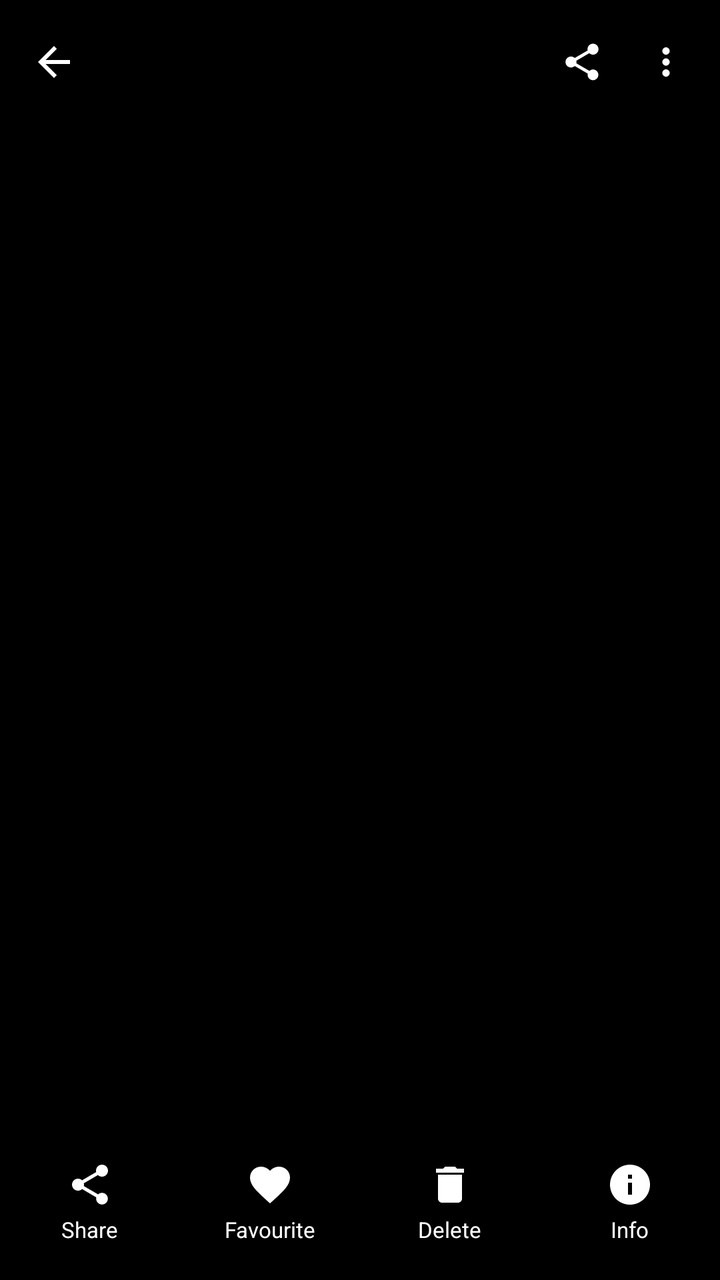
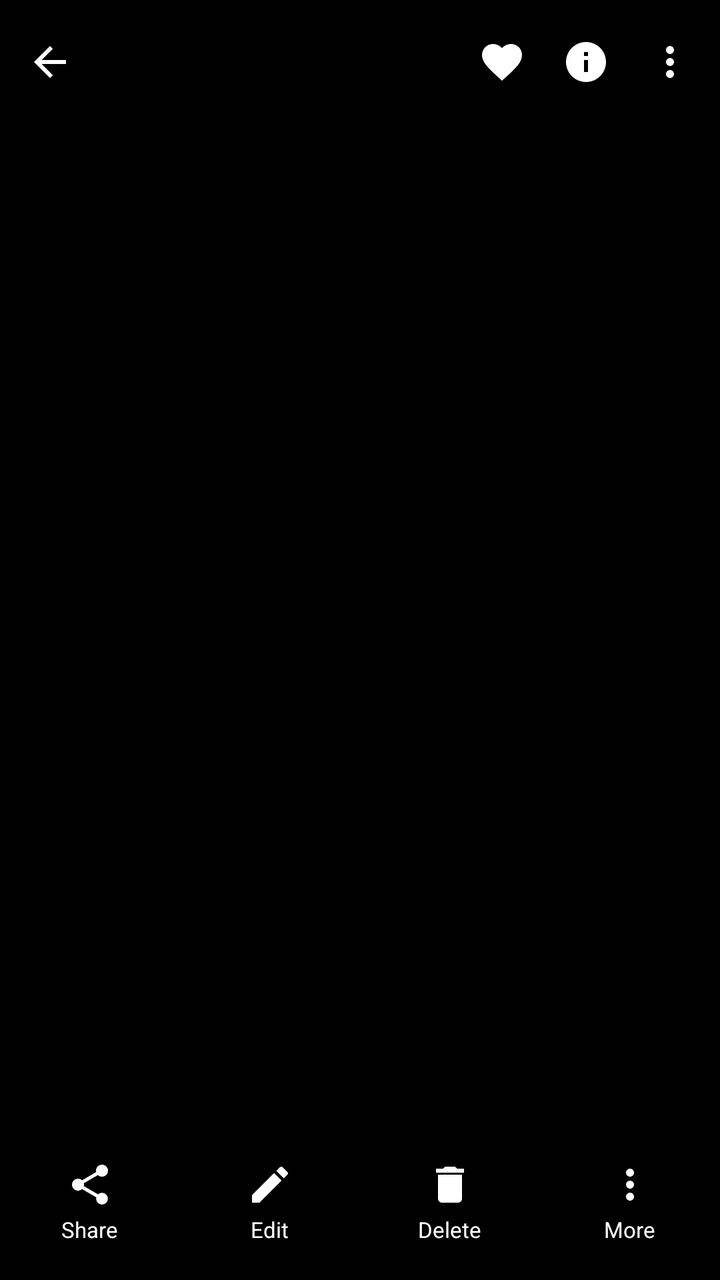

Two renders of the same Android screen: before a commit and after it. Below are the layout's source before the change and the commit's diff.
<!-- AndroidManifest.xml: activity theme Theme.Gallery.Viewer -->
<!-- res/layout/activity_viewer.xml -->
<?xml version="1.0" encoding="utf-8"?>
<FrameLayout xmlns:android="http://schemas.android.com/apk/res/android"
    xmlns:app="http://schemas.android.com/apk/res-auto"
    android:layout_width="match_parent"
    android:layout_height="match_parent"
    android:background="#000000">

    <androidx.viewpager2.widget.ViewPager2
        android:id="@+id/pager"
        android:layout_width="match_parent"
        android:layout_height="match_parent" />

    <LinearLayout
        android:id="@+id/viewerTop"
        android:layout_width="match_parent"
        android:layout_height="wrap_content"
        android:layout_gravity="top"
        android:background="#80000000"
        android:gravity="center_vertical"
        android:orientation="horizontal"
        android:paddingStart="6dp"
        android:paddingTop="10dp"
        android:paddingEnd="6dp"
        android:paddingBottom="10dp">

        <ImageView
            android:id="@+id/btnBack"
            android:layout_width="42dp"
            android:layout_height="42dp"
            android:background="?attr/selectableItemBackgroundBorderless"
            android:contentDescription="Back"
            android:padding="9dp"
            android:src="@drawable/ic_back"
            app:tint="#FFFFFF" />

        <LinearLayout
            android:layout_width="0dp"
            android:layout_height="wrap_content"
            android:layout_weight="1"
            android:orientation="vertical"
            android:paddingStart="4dp">

            <TextView
                android:id="@+id/vTitle"
                android:layout_width="match_parent"
                android:layout_height="wrap_content"
                android:ellipsize="middle"
                android:maxLines="1"
                android:textColor="#FFFFFF"
                android:textSize="15sp"
                android:textStyle="bold" />

            <TextView
                android:id="@+id/vDate"
                android:layout_width="match_parent"
                android:layout_height="wrap_content"
                android:alpha="0.75"
                android:ellipsize="end"
                android:maxLines="1"
                android:textColor="#FFFFFF"
                android:textSize="12sp" />
        </LinearLayout>

        <ImageView
            android:id="@+id/btnShareTop"
            android:layout_width="42dp"
            android:layout_height="42dp"
            android:background="?attr/selectableItemBackgroundBorderless"
            android:contentDescription="Share"
            android:padding="10dp"
            android:src="@drawable/ic_share"
            app:tint="#FFFFFF" />

        <ImageView
            android:id="@+id/btnMore"
            android:layout_width="42dp"
            android:layout_height="42dp"
            android:background="?attr/selectableItemBackgroundBorderless"
            android:contentDescription="More"
            android:padding="10dp"
            android:src="@drawable/ic_more"
            app:tint="#FFFFFF" />
    </LinearLayout>

    <LinearLayout
        android:id="@+id/viewerBottom"
        android:layout_width="match_parent"
        android:layout_height="wrap_content"
        android:layout_gravity="bottom"
        android:background="#80000000"
        android:orientation="vertical">

        <androidx.recyclerview.widget.RecyclerView
            android:id="@+id/strip"
            android:layout_width="match_parent"
            android:layout_height="wrap_content"
            android:clipToPadding="false"
            android:paddingStart="12dp"
            android:paddingTop="8dp"
            android:paddingEnd="12dp"
            android:paddingBottom="6dp" />

        <LinearLayout
            android:layout_width="match_parent"
            android:layout_height="wrap_content"
            android:orientation="horizontal"
            android:paddingTop="4dp"
            android:paddingBottom="12dp">

            <LinearLayout
                android:id="@+id/actShare"
                android:layout_width="0dp"
                android:layout_height="wrap_content"
                android:layout_weight="1"
                android:background="?attr/selectableItemBackgroundBorderless"
                android:gravity="center"
                android:orientation="vertical"
                android:padding="6dp">

                <ImageView
                    android:layout_width="24dp"
                    android:layout_height="24dp"
                    android:src="@drawable/ic_share"
                    app:tint="#FFFFFF" />

                <TextView
                    android:layout_width="wrap_content"
                    android:layout_height="wrap_content"
                    android:layout_marginTop="3dp"
                    android:text="@string/share"
                    android:textColor="#FFFFFF"
                    android:textSize="11sp" />
            </LinearLayout>

            <LinearLayout
                android:id="@+id/actFav"
                android:layout_width="0dp"
                android:layout_height="wrap_content"
                android:layout_weight="1"
                android:background="?attr/selectableItemBackgroundBorderless"
                android:gravity="center"
                android:orientation="vertical"
                android:padding="6dp">

                <ImageView
                    android:id="@+id/actFavIcon"
                    android:layout_width="24dp"
                    android:layout_height="24dp"
                    android:src="@drawable/ic_heart"
                    app:tint="#FFFFFF" />

                <TextView
                    android:layout_width="wrap_content"
                    android:layout_height="wrap_content"
                    android:layout_marginTop="3dp"
                    android:text="@string/favourite"
                    android:textColor="#FFFFFF"
                    android:textSize="11sp" />
            </LinearLayout>

            <LinearLayout
                android:id="@+id/actDelete"
                android:layout_width="0dp"
                android:layout_height="wrap_content"
                android:layout_weight="1"
                android:background="?attr/selectableItemBackgroundBorderless"
                android:gravity="center"
                android:orientation="vertical"
                android:padding="6dp">

                <ImageView
                    android:layout_width="24dp"
                    android:layout_height="24dp"
                    android:src="@drawable/ic_delete"
                    app:tint="#FFFFFF" />

                <TextView
                    android:layout_width="wrap_content"
                    android:layout_height="wrap_content"
                    android:layout_marginTop="3dp"
                    android:text="@string/delete"
                    android:textColor="#FFFFFF"
                    android:textSize="11sp" />
            </LinearLayout>

            <LinearLayout
                android:id="@+id/actInfo"
                android:layout_width="0dp"
                android:layout_height="wrap_content"
                android:layout_weight="1"
                android:background="?attr/selectableItemBackgroundBorderless"
                android:gravity="center"
                android:orientation="vertical"
                android:padding="6dp">

                <ImageView
                    android:layout_width="24dp"
                    android:layout_height="24dp"
                    android:src="@drawable/ic_info"
                    app:tint="#FFFFFF" />

                <TextView
                    android:layout_width="wrap_content"
                    android:layout_height="wrap_content"
                    android:layout_marginTop="3dp"
                    android:text="@string/info"
                    android:textColor="#FFFFFF"
                    android:textSize="11sp" />
            </LinearLayout>
        </LinearLayout>
    </LinearLayout>
</FrameLayout>
<!-- resources referenced by this layout -->
<resources>
  <!-- drawable ic_back (drawable) -->
  <vector xmlns:android="http://schemas.android.com/apk/res/android"
      android:width="24dp" android:height="24dp"
      android:viewportWidth="24" android:viewportHeight="24">
      <path android:fillColor="#000000" android:pathData="M20,11H7.83l5.59,-5.59L12,4l-8,8 8,8 1.41,-1.41L7.83,13H20v-2z" />
  </vector>
  <!-- drawable ic_delete (drawable) -->
  <vector xmlns:android="http://schemas.android.com/apk/res/android"
      android:width="24dp" android:height="24dp"
      android:viewportWidth="24" android:viewportHeight="24">
      <path android:fillColor="#000000" android:pathData="M6,19c0,1.1 0.9,2 2,2h8c1.1,0 2,-0.9 2,-2V7H6v12zM19,4h-3.5l-1,-1h-5l-1,1H5v2h14V4z" />
  </vector>
  <!-- drawable ic_heart (drawable) -->
  <vector xmlns:android="http://schemas.android.com/apk/res/android"
      android:width="24dp" android:height="24dp"
      android:viewportWidth="24" android:viewportHeight="24">
      <path android:fillColor="#000000" android:pathData="M12,21.35l-1.45,-1.32C5.4,15.36 2,12.28 2,8.5 2,5.42 4.42,3 7.5,3c1.74,0 3.41,0.81 4.5,2.09C13.09,3.81 14.76,3 16.5,3 19.58,3 22,5.42 22,8.5c0,3.78 -3.4,6.86 -8.55,11.54L12,21.35z" />
  </vector>
  <!-- drawable ic_info (drawable) -->
  <vector xmlns:android="http://schemas.android.com/apk/res/android"
      android:width="24dp" android:height="24dp"
      android:viewportWidth="24" android:viewportHeight="24">
      <path android:fillColor="#000000" android:pathData="M12,2C6.48,2 2,6.48 2,12s4.48,10 10,10 10,-4.48 10,-10S17.52,2 12,2zM13,17h-2v-6h2v6zM13,9h-2V7h2v2z" />
  </vector>
  <!-- drawable ic_more (drawable) -->
  <vector xmlns:android="http://schemas.android.com/apk/res/android"
      android:width="24dp" android:height="24dp"
      android:viewportWidth="24" android:viewportHeight="24">
      <path android:fillColor="#000000" android:pathData="M12,8c1.1,0 2,-0.9 2,-2s-0.9,-2 -2,-2 -2,0.9 -2,2 0.9,2 2,2zM12,10c-1.1,0 -2,0.9 -2,2s0.9,2 2,2 2,-0.9 2,-2 -0.9,-2 -2,-2zM12,16c-1.1,0 -2,0.9 -2,2s0.9,2 2,2 2,-0.9 2,-2 -0.9,-2 -2,-2z" />
  </vector>
  <string name="delete">Delete</string>
  <string name="favourite">Favourite</string>
  <string name="info">Info</string>
  <string name="share">Share</string>
  <style name="Theme.Gallery.Viewer" parent="Theme.MaterialComponents.NoActionBar">
          <item name="colorPrimary">@color/accent</item>
          <item name="colorAccent">@color/accent</item>
          <item name="android:windowBackground">#000000</item>
          <item name="android:statusBarColor">#000000</item>
          <item name="bottomSheetDialogTheme">@style/Theme.Gallery.BottomSheet</item>
      </style>
  <color name="accent">#6D5EFC</color>
  <style name="Theme.Gallery.BottomSheet" parent="Theme.MaterialComponents.Light.BottomSheetDialog">
          <item name="bottomSheetStyle">@style/Widget.Gallery.BottomSheet</item>
      </style>
  <style name="Widget.Gallery.BottomSheet" parent="Widget.MaterialComponents.BottomSheet.Modal">
          <item name="shapeAppearanceOverlay">@style/ShapeAppearance.Gallery.Sheet</item>
      </style>
  <style name="ShapeAppearance.Gallery.Sheet" parent="">
          <item name="cornerFamily">rounded</item>
          <item name="cornerSizeTopLeft">20dp</item>
          <item name="cornerSizeTopRight">20dp</item>
          <item name="cornerSizeBottomLeft">0dp</item>
          <item name="cornerSizeBottomRight">0dp</item>
      </style>
  <!-- unchanged entries left out for length: 1 -->
</resources>

<!-- the commit's change to res/layout/activity_viewer.xml (unified diff, before → after) -->
@@ -1,6 +1,7 @@
 <?xml version="1.0" encoding="utf-8"?>
 <FrameLayout xmlns:android="http://schemas.android.com/apk/res/android"
     xmlns:app="http://schemas.android.com/apk/res-auto"
+    android:id="@+id/root"
     android:layout_width="match_parent"
     android:layout_height="match_parent"
     android:background="#000000">
@@ -18,9 +19,9 @@
         android:background="#80000000"
         android:gravity="center_vertical"
         android:orientation="horizontal"
-        android:paddingStart="6dp"
+        android:paddingStart="4dp"
         android:paddingTop="10dp"
-        android:paddingEnd="6dp"
+        android:paddingEnd="4dp"
         android:paddingBottom="10dp">
 
         <ImageView
@@ -62,13 +63,23 @@
         </LinearLayout>
 
         <ImageView
-            android:id="@+id/btnShareTop"
-            android:layout_width="42dp"
-            android:layout_height="42dp"
-            android:background="?attr/selectableItemBackgroundBorderless"
-            android:contentDescription="Share"
-            android:padding="10dp"
-            android:src="@drawable/ic_share"
+            android:id="@+id/btnFavTop"
+            android:layout_width="42dp"
+            android:layout_height="42dp"
+            android:background="?attr/selectableItemBackgroundBorderless"
+            android:contentDescription="Favourite"
+            android:padding="9dp"
+            android:src="@drawable/ic_heart"
+            app:tint="#FFFFFF" />
+
+        <ImageView
+            android:id="@+id/btnInfoTop"
+            android:layout_width="42dp"
+            android:layout_height="42dp"
+            android:background="?attr/selectableItemBackgroundBorderless"
+            android:contentDescription="Info"
+            android:padding="9dp"
+            android:src="@drawable/ic_info"
             app:tint="#FFFFFF" />
 
         <ImageView
@@ -77,7 +88,7 @@
             android:layout_height="42dp"
             android:background="?attr/selectableItemBackgroundBorderless"
             android:contentDescription="More"
-            android:padding="10dp"
+            android:padding="9dp"
             android:src="@drawable/ic_more"
             app:tint="#FFFFFF" />
     </LinearLayout>
@@ -133,27 +144,26 @@
             </LinearLayout>
 
             <LinearLayout
-                android:id="@+id/actFav"
-                android:layout_width="0dp"
-                android:layout_height="wrap_content"
-                android:layout_weight="1"
-                android:background="?attr/selectableItemBackgroundBorderless"
-                android:gravity="center"
-                android:orientation="vertical"
-                android:padding="6dp">
-
-                <ImageView
-                    android:id="@+id/actFavIcon"
-                    android:layout_width="24dp"
-                    android:layout_height="24dp"
-                    android:src="@drawable/ic_heart"
-                    app:tint="#FFFFFF" />
-
-                <TextView
-                    android:layout_width="wrap_content"
-                    android:layout_height="wrap_content"
-                    android:layout_marginTop="3dp"
-                    android:text="@string/favourite"
+                android:id="@+id/actEdit"
+                android:layout_width="0dp"
+                android:layout_height="wrap_content"
+                android:layout_weight="1"
+                android:background="?attr/selectableItemBackgroundBorderless"
+                android:gravity="center"
+                android:orientation="vertical"
+                android:padding="6dp">
+
+                <ImageView
+                    android:layout_width="24dp"
+                    android:layout_height="24dp"
+                    android:src="@drawable/ic_edit"
+                    app:tint="#FFFFFF" />
+
+                <TextView
+                    android:layout_width="wrap_content"
+                    android:layout_height="wrap_content"
+                    android:layout_marginTop="3dp"
+                    android:text="@string/edit"
                     android:textColor="#FFFFFF"
                     android:textSize="11sp" />
             </LinearLayout>
@@ -171,7 +181,7 @@
                 <ImageView
                     android:layout_width="24dp"
                     android:layout_height="24dp"
-                    android:src="@drawable/ic_delete"
+                    android:src="@drawable/ic_trash"
                     app:tint="#FFFFFF" />
 
                 <TextView
@@ -184,26 +194,26 @@
             </LinearLayout>
 
             <LinearLayout
-                android:id="@+id/actInfo"
-                android:layout_width="0dp"
-                android:layout_height="wrap_content"
-                android:layout_weight="1"
-                android:background="?attr/selectableItemBackgroundBorderless"
-                android:gravity="center"
-                android:orientation="vertical"
-                android:padding="6dp">
-
-                <ImageView
-                    android:layout_width="24dp"
-                    android:layout_height="24dp"
-                    android:src="@drawable/ic_info"
-                    app:tint="#FFFFFF" />
-
-                <TextView
-                    android:layout_width="wrap_content"
-                    android:layout_height="wrap_content"
-                    android:layout_marginTop="3dp"
-                    android:text="@string/info"
+                android:id="@+id/actTools"
+                android:layout_width="0dp"
+                android:layout_height="wrap_content"
+                android:layout_weight="1"
+                android:background="?attr/selectableItemBackgroundBorderless"
+                android:gravity="center"
+                android:orientation="vertical"
+                android:padding="6dp">
+
+                <ImageView
+                    android:layout_width="24dp"
+                    android:layout_height="24dp"
+                    android:src="@drawable/ic_more"
+                    app:tint="#FFFFFF" />
+
+                <TextView
+                    android:layout_width="wrap_content"
+                    android:layout_height="wrap_content"
+                    android:layout_marginTop="3dp"
+                    android:text="@string/more"
                     android:textColor="#FFFFFF"
                     android:textSize="11sp" />
             </LinearLayout>
<!-- resource entries referenced after the edit -->
@@ -6,11 +6,11 @@
       android:viewportWidth="24" android:viewportHeight="24">
       <path android:fillColor="#000000" android:pathData="M20,11H7.83l5.59,-5.59L12,4l-8,8 8,8 1.41,-1.41L7.83,13H20v-2z" />
   </vector>
-  <!-- drawable ic_delete (drawable) -->
+  <!-- drawable ic_edit (drawable) -->
   <vector xmlns:android="http://schemas.android.com/apk/res/android"
       android:width="24dp" android:height="24dp"
       android:viewportWidth="24" android:viewportHeight="24">
-      <path android:fillColor="#000000" android:pathData="M6,19c0,1.1 0.9,2 2,2h8c1.1,0 2,-0.9 2,-2V7H6v12zM19,4h-3.5l-1,-1h-5l-1,1H5v2h14V4z" />
+      <path android:fillColor="#000000" android:pathData="M3,17.25V21h3.75L17.81,9.94l-3.75,-3.75L3,17.25zM20.71,7.04c0.39,-0.39 0.39,-1.02 0,-1.41l-2.34,-2.34c-0.39,-0.39 -1.02,-0.39 -1.41,0l-1.83,1.83 3.75,3.75 1.83,-1.83z" />
   </vector>
   <!-- drawable ic_heart (drawable) -->
   <vector xmlns:android="http://schemas.android.com/apk/res/android"
@@ -30,31 +30,27 @@
       android:viewportWidth="24" android:viewportHeight="24">
       <path android:fillColor="#000000" android:pathData="M12,8c1.1,0 2,-0.9 2,-2s-0.9,-2 -2,-2 -2,0.9 -2,2 0.9,2 2,2zM12,10c-1.1,0 -2,0.9 -2,2s0.9,2 2,2 2,-0.9 2,-2 -0.9,-2 -2,-2zM12,16c-1.1,0 -2,0.9 -2,2s0.9,2 2,2 2,-0.9 2,-2 -0.9,-2 -2,-2z" />
   </vector>
+  <!-- drawable ic_trash (drawable) -->
+  <vector xmlns:android="http://schemas.android.com/apk/res/android"
+      android:width="24dp" android:height="24dp"
+      android:viewportWidth="24" android:viewportHeight="24">
+      <path android:fillColor="#000000" android:pathData="M6,19c0,1.1 0.9,2 2,2h8c1.1,0 2,-0.9 2,-2V7H6v12zM19,4h-3.5l-1,-1h-5l-1,1H5v2h14V4z" />
+  </vector>
   <string name="delete">Delete</string>
-  <string name="favourite">Favourite</string>
-  <string name="info">Info</string>
+  <string name="edit">Edit</string>
+  <string name="more">More</string>
   <string name="share">Share</string>
   <style name="Theme.Gallery.Viewer" parent="Theme.MaterialComponents.NoActionBar">
           <item name="colorPrimary">@color/accent</item>
           <item name="colorAccent">@color/accent</item>
           <item name="android:windowBackground">#000000</item>
           <item name="android:statusBarColor">#000000</item>
-          <item name="bottomSheetDialogTheme">@style/Theme.Gallery.BottomSheet</item>
+          <item name="android:windowLightStatusBar">false</item>
+          <item name="gSurface">#000000</item>
+          <item name="gOnSurface">#FFFFFF</item>
+          <item name="gMuted">#B9BEC9</item>
       </style>
   <color name="accent">#6D5EFC</color>
-  <style name="Theme.Gallery.BottomSheet" parent="Theme.MaterialComponents.Light.BottomSheetDialog">
-          <item name="bottomSheetStyle">@style/Widget.Gallery.BottomSheet</item>
-      </style>
-  <style name="Widget.Gallery.BottomSheet" parent="Widget.MaterialComponents.BottomSheet.Modal">
-          <item name="shapeAppearanceOverlay">@style/ShapeAppearance.Gallery.Sheet</item>
-      </style>
-  <style name="ShapeAppearance.Gallery.Sheet" parent="">
-          <item name="cornerFamily">rounded</item>
-          <item name="cornerSizeTopLeft">20dp</item>
-          <item name="cornerSizeTopRight">20dp</item>
-          <item name="cornerSizeBottomLeft">0dp</item>
-          <item name="cornerSizeBottomRight">0dp</item>
-      </style>
   <!-- unchanged entries left out for length: 1 -->
 </resources>
 
